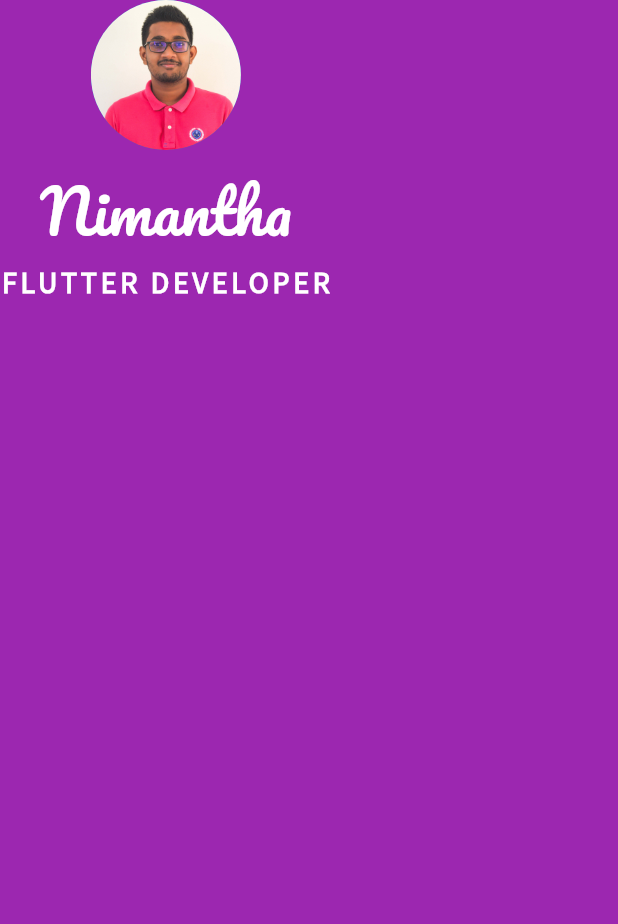
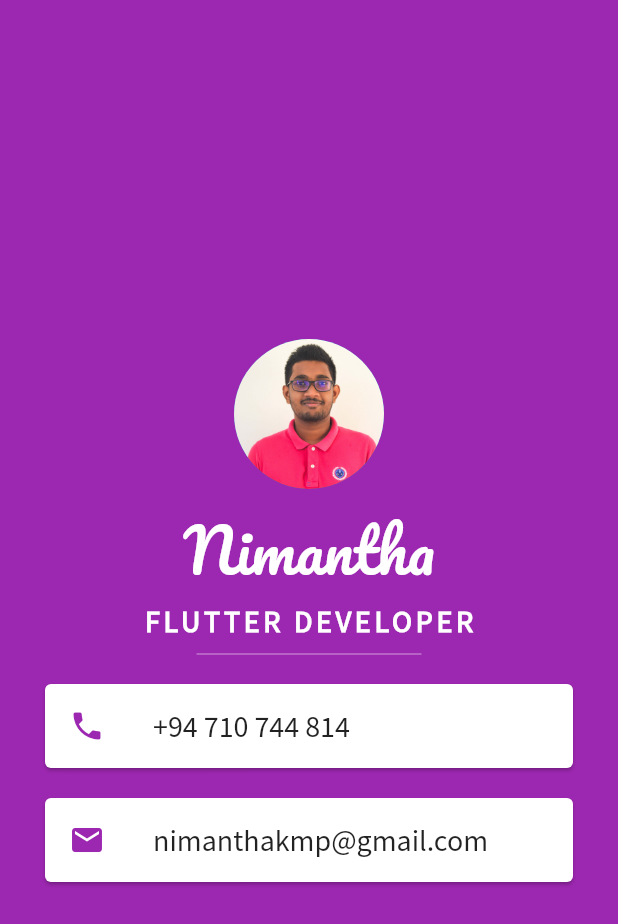
Before and after one commit to nixx49/mi_card_app_flutter, a Flutter app: the screen it shows after launch, on a phone screen of 412 x 824 dp. Shown: the top 924 px of the screen. Run offline on Flutter 3.47's test engine with Material 2 defaults, Android fonts, the phone set to English and light mode, and no system bars.

Commit message:
Finalize the mi_card
Adding material icons, design concept, flutter card and list tile widgets.

```diff
--- a/lib/main.dart
+++ b/lib/main.dart
@@ -15,20 +15,22 @@
         backgroundColor: Colors.purple,
         body: SafeArea(
           child: Column(
-            //mainAxisAlignment: MainAxisAlignment.start,
+            mainAxisAlignment: MainAxisAlignment.center,
             children: const <Widget>[
               CircleAvatar(
                 radius: 50,
                 backgroundImage: AssetImage("images/nimantha.jpg"),
               ),
-              SizedBox(height: 5,),
+              SizedBox(
+                height: 5,
+              ),
               Text(
                 "Nimantha",
-                 style: TextStyle(
-                   fontFamily: 'Pacifico',
+                style: TextStyle(
+                    fontFamily: 'Pacifico',
                     fontSize: 40.0,
-                     //fontWeight: FontWeight.bold,
-                     color: Colors.white),
+                    //fontWeight: FontWeight.bold,
+                    color: Colors.white),
               ),
               Text(
                 "FLUTTER DEVELOPER",
@@ -37,8 +39,49 @@
                     fontSize: 20.0,
                     fontWeight: FontWeight.bold,
                     color: Colors.white,
-                letterSpacing: 2.5),
+                    letterSpacing: 2.5),
               ),
+              SizedBox(
+                height: 20,
+                width: 150,
+                child: Divider(
+                  color: Colors.white54,
+                ),
+              ),
+              Card(
+                  color: Colors.white,
+                  margin: EdgeInsets.symmetric(vertical: 10, horizontal: 30),
+                  //padding: const EdgeInsets.all(10) ,
+                  child: ListTile(
+                    leading: Icon(
+                      Icons.phone,
+                      color: Colors.purple,
+                    ),
+                    title: Text(
+                      "+94 710 744 814",
+                      style: TextStyle(
+                        fontFamily: 'Source Sans Pro',
+                        fontSize: 20.0,
+                      ),
+                    ),
+                  )),
+              Card(
+                  color: Colors.white,
+                  margin: EdgeInsets.symmetric(vertical: 10, horizontal: 30),
+                  //padding: const EdgeInsets.all(10) ,
+                  child: ListTile(
+                    leading: Icon(
+                      Icons.email,
+                      color: Colors.purple,
+                    ),
+                    title: Text(
+                      "nimanthakmp@gmail.com",
+                      style: TextStyle(
+                        fontFamily: 'Source Sans Pro',
+                        fontSize: 20.0,
+                      ),
+                    ),
+                  )),
             ],
           ),
         ),
```
